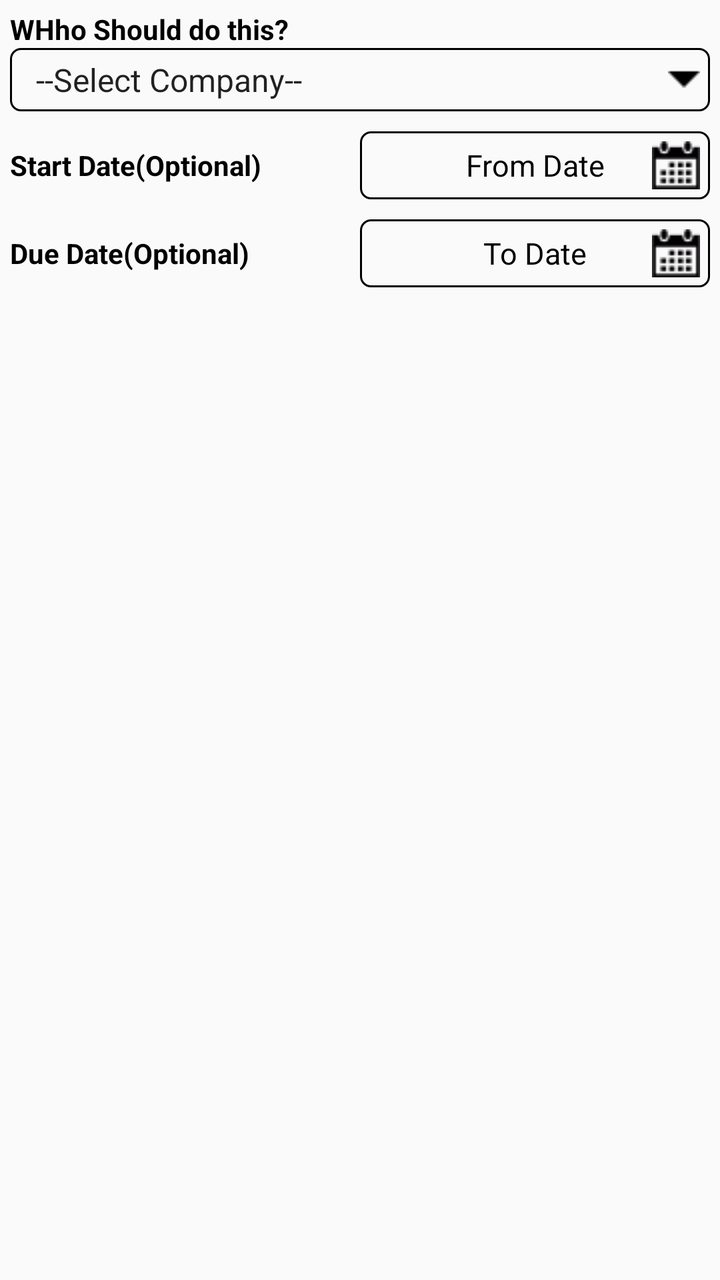
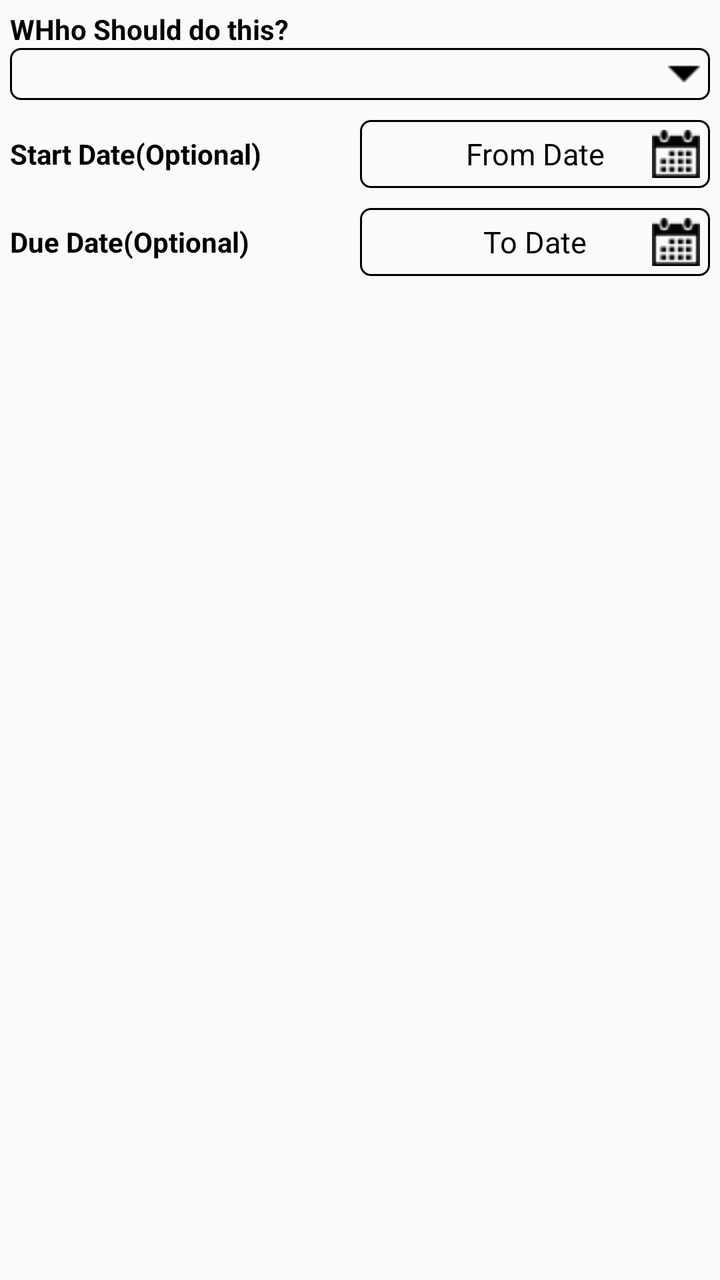

The first picture is an Android layout as it rendered before a commit; the second is the same layout after the commit. The layout source and the unified diff follow.
<!-- AndroidManifest.xml: application theme AppTheme -->
<!-- res/layout/task_fragment1.xml -->
<?xml version="1.0" encoding="utf-8"?>
<LinearLayout xmlns:android="http://schemas.android.com/apk/res/android"
    android:layout_width="match_parent"
    android:layout_height="match_parent"
    android:orientation="vertical"
    android:padding="5sp">

    <TextView
        android:id="@+id/textView2"
        android:layout_width="wrap_content"
        android:layout_height="wrap_content"
        android:text="WHho Should do this?"
        android:textColor="#000"
        android:textStyle="bold" />

    <RelativeLayout
        android:layout_width="wrap_content"
        android:layout_height="wrap_content"
        android:background="@drawable/spinner_border"
        android:orientation="horizontal">

        <Spinner
            android:id="@+id/companyName"
            android:layout_width="match_parent"
            android:layout_height="wrap_content"
            android:layout_centerVertical="true"
            android:layout_gravity="center"
            android:background="@android:color/transparent"
            android:entries="@array/spinner_item"
            android:gravity="center"
            android:padding="5dp" />

        <ImageView
            android:layout_width="wrap_content"
            android:layout_height="wrap_content"
            android:layout_alignParentRight="true"
            android:layout_centerVertical="true"
            android:layout_gravity="center"
            android:padding="5sp"
            android:src="@drawable/drop_down" />

    </RelativeLayout>

    <LinearLayout
        android:layout_width="match_parent"
        android:layout_height="wrap_content"
        android:layout_marginTop="10dp"
        android:orientation="horizontal">

        <TextView
            android:layout_width="0dp"
            android:layout_height="wrap_content"
            android:text="Start Date(Optional)"
            android:layout_gravity="center"
            android:textColor="#000"
            android:layout_weight="1"
            android:textStyle="bold" />

        <RelativeLayout
            android:layout_width="0dp"
            android:layout_height="wrap_content"
            android:layout_weight="1"
            android:background="@drawable/spinner_border"
            android:orientation="horizontal">
            <TextView
                android:id="@+id/fromDate"
                android:layout_width="match_parent"
                android:layout_height="wrap_content"
                android:layout_gravity="center_horizontal"
                android:layout_centerVertical="true"
                android:gravity="center"
                android:text="From Date"
                android:textColor="#000"
                android:textSize="15dp"
                android:textStyle="normal" />

            <ImageView
                android:id="@+id/fromDateImage"
                android:layout_width="wrap_content"
                android:layout_height="wrap_content"
                android:layout_alignParentRight="true"
                android:layout_centerVertical="true"
                android:layout_gravity="center"
                android:padding="5sp"
                android:src="@drawable/calender" />

        </RelativeLayout>
    </LinearLayout>

    <LinearLayout
        android:layout_width="match_parent"
        android:layout_height="wrap_content"
        android:layout_marginTop="10dp"
        android:orientation="horizontal">

        <TextView
            android:layout_width="0dp"
            android:layout_height="wrap_content"
            android:text="Due Date(Optional)"
            android:layout_gravity="center"
            android:textColor="#000"
            android:layout_weight="1"
            android:textStyle="bold" />
        <RelativeLayout
            android:layout_width="0dp"
            android:layout_height="wrap_content"
            android:layout_weight="1"
            android:background="@drawable/spinner_border"
            android:orientation="horizontal">

            <TextView
                android:id="@+id/toDate"
                android:layout_width="match_parent"
                android:layout_height="wrap_content"
                android:layout_gravity="center_horizontal"
                android:layout_centerVertical="true"
                android:gravity="center"
                android:text="To Date"
                android:textColor="#000"
                android:textSize="15dp"
                android:textStyle="normal" />
        <ImageView
            android:id="@+id/toDateImage"
            android:layout_width="wrap_content"
            android:layout_height="wrap_content"
            android:layout_alignParentRight="true"
            android:layout_centerVertical="true"
            android:layout_gravity="center"
            android:padding="5sp"
            android:src="@drawable/calender" />
        </RelativeLayout>
    </LinearLayout>

</LinearLayout>
<!-- resources referenced by this layout -->
<resources>
  <string-array name="spinner_item">
          <item> --Select Company-- </item>
          <item>Myaccounts</item>
          <item>Visakhapatnam</item>
          <item>Bangalore</item>
          <item>Chennai</item>
          <item>Mumbai</item>
          <item>Delhi</item>
          <item>Ahmedabad</item>
          <item>Kolkata</item>
          <item>Pune</item>
          <item>Guntur</item>
  
      </string-array>
  <!-- drawable calender: png bitmap (drawable, 698 bytes) -->
  <!-- drawable drop_down: png bitmap (drawable, 211 bytes) -->
  <!-- drawable spinner_border (drawable) -->
  <?xml version="1.0" encoding="utf-8"?>
  <shape xmlns:android="http://schemas.android.com/apk/res/android">
      <solid android:color="@android:color/transparent" />
      <corners android:radius="5dp" />
      <stroke
          android:width="1dp"
          android:color="#000">
  
      </stroke>
      </shape>
  <style name="AppTheme" parent="Theme.AppCompat.Light.DarkActionBar">
          
          <item name="windowNoTitle">true</item>
          <item name="windowActionBar">false</item>
          <item name="colorPrimary">@color/colorPrimary</item>
          <item name="colorPrimaryDark">@color/colorPrimaryDark</item>
          <item name="colorAccent">@color/colorAccent</item>
      </style>
  <color name="colorPrimary">#0d195c</color>
  <color name="colorPrimaryDark">#303F9F</color>
  <color name="colorAccent">#000105</color>
</resources>

<!-- the commit's change to res/layout/task_fragment1.xml (unified diff, before → after) -->
@@ -20,13 +20,13 @@
         android:orientation="horizontal">
 
         <Spinner
-            android:id="@+id/companyName"
+            android:id="@+id/TaskUsers"
             android:layout_width="match_parent"
             android:layout_height="wrap_content"
             android:layout_centerVertical="true"
             android:layout_gravity="center"
             android:background="@android:color/transparent"
-            android:entries="@array/spinner_item"
+
             android:gravity="center"
             android:padding="5dp" />
 
<!-- resource entries referenced after the edit -->
@@ -1,19 +1,5 @@
 <!-- resources referenced by this layout -->
 <resources>
-  <string-array name="spinner_item">
-          <item> --Select Company-- </item>
-          <item>Myaccounts</item>
-          <item>Visakhapatnam</item>
-          <item>Bangalore</item>
-          <item>Chennai</item>
-          <item>Mumbai</item>
-          <item>Delhi</item>
-          <item>Ahmedabad</item>
-          <item>Kolkata</item>
-          <item>Pune</item>
-          <item>Guntur</item>
-  
-      </string-array>
   <!-- drawable calender: png bitmap (drawable, 698 bytes) -->
   <!-- drawable drop_down: png bitmap (drawable, 211 bytes) -->
   <!-- drawable spinner_border (drawable) -->
